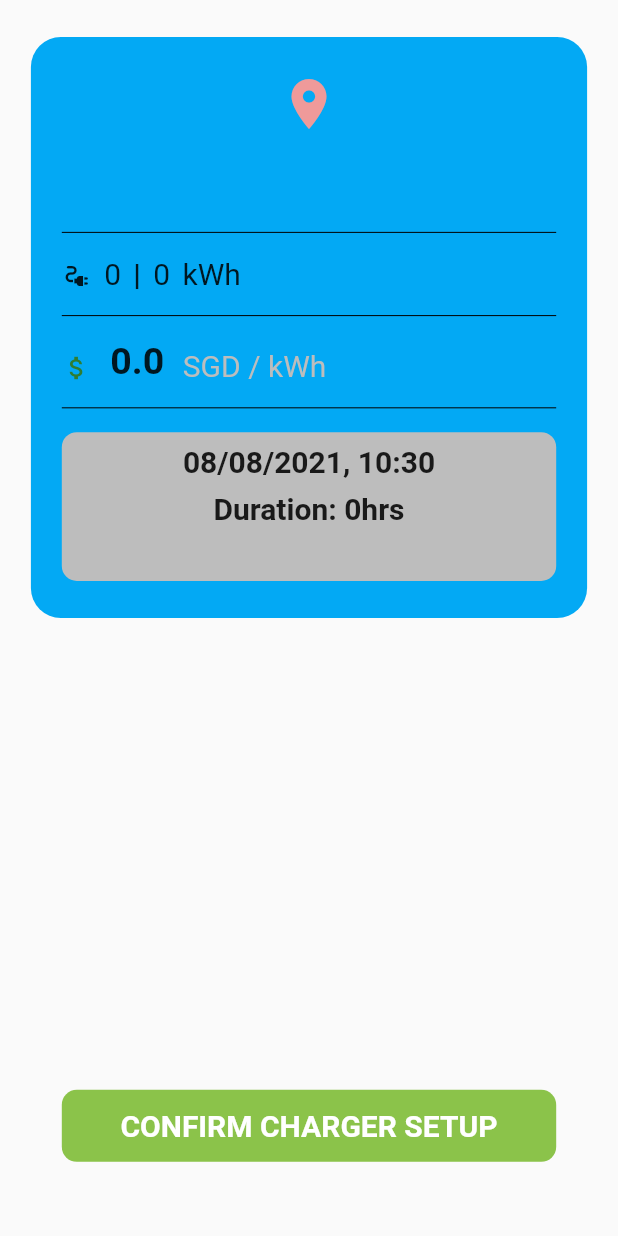
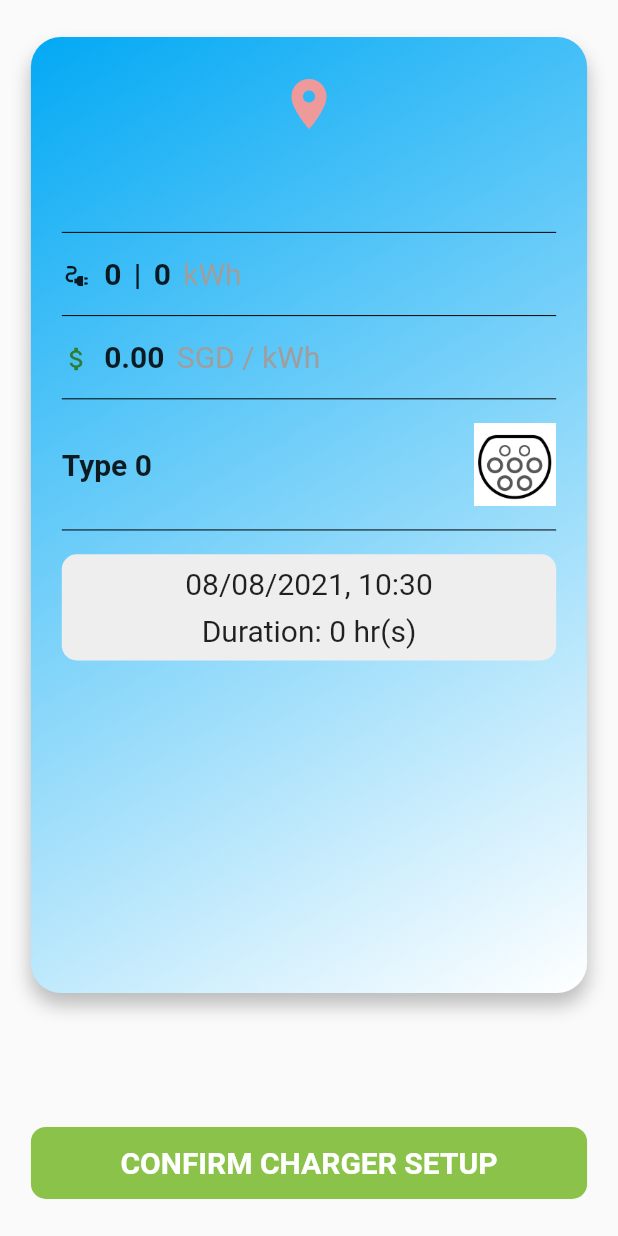
Before and after one commit to xRossKoh/chargEV, a Flutter app: the SetUpConfirmation screen opened directly with empty values, on a phone screen of 412 x 824 dp. Run offline on Flutter 3.47's test engine with Material 2 defaults, Android fonts, the phone set to English and light mode, and no system bars; our stand-ins replace cloud_firestore, firebase_auth, firebase_core; missing offline and left inert: duration; accounts and stored records are empty.

Commit message:
improved setup confirmation UI improved text alignment and tabbing in app_drawer.dart

```diff
--- a/lib/screens/setup_confirmation.dart
+++ b/lib/screens/setup_confirmation.dart
@@ -1,3 +1,4 @@
+import 'package:flutter/cupertino.dart';
 import 'package:flutter/material.dart';
 import 'package:charg_ev/models/charger.dart';
 import 'package:intl/intl.dart';
@@ -25,22 +26,37 @@ class _SetUpConfirmationState extends State<SetUpConfirmation> {
 
     return Scaffold(
       body: SafeArea(
-        child: Padding(
-          padding: EdgeInsets.fromLTRB(
-              size.width * 0.05, size.height * 0.03, size.width * 0.05, size.height * 0.03),
         child: Column(
           children: [
             Expanded(
+              flex: 5,
               child: Container(
+                width: size.width,
+                margin: EdgeInsets.symmetric(horizontal: size.width * 0.05, vertical: size.height * 0.03),
                 padding: EdgeInsets.symmetric(horizontal: size.width * 0.05, vertical: size.height * 0.03),
                 decoration: BoxDecoration(
-                    color: Colors.lightBlue,
+                  // color: Colors.white,
+                  gradient: LinearGradient(
+                    begin: Alignment.topLeft,
+                    end: Alignment.bottomRight,
+                    colors: [
+                      Colors.lightBlue,
+                      Colors.white,
+                    ],
+                  ),
                   borderRadius: BorderRadius.only(
                     topLeft: Radius.circular(20),
                     topRight: Radius.circular(20),
                     bottomLeft: Radius.circular(20),
                     bottomRight: Radius.circular(20),
                   ),
+                  boxShadow: [
+                    BoxShadow(
+                      offset: Offset(0, 8),
+                      blurRadius: 10,
+                      color: Colors.black.withOpacity(0.25),
+                    ),
+                  ],
                 ),
                 child: Column(
                   children: [
@@ -62,6 +78,7 @@ class _SetUpConfirmationState extends State<SetUpConfirmation> {
                       color: Colors.black,
                     ),
                     SizedBox(height: size.height * 0.01),
+                    // Number of chargers and wattage
                     Row(
                       mainAxisAlignment: MainAxisAlignment.start,
                       crossAxisAlignment: CrossAxisAlignment.end,
@@ -74,6 +91,7 @@ class _SetUpConfirmationState extends State<SetUpConfirmation> {
                         Text(
                           '${charger.total}',
                           style: TextStyle(
+                            fontWeight: FontWeight.bold,
                             fontSize: 20,
                           ),
                         ),
@@ -89,7 +107,8 @@ class _SetUpConfirmationState extends State<SetUpConfirmation> {
                         Text(
                           '${charger.wattage}',
                           style: TextStyle(
-                              fontSize: 20
+                            fontSize: 20,
+                            fontWeight: FontWeight.bold,
                           ),
                         ),
                         SizedBox(width: size.width * 0.02),
@@ -97,6 +116,7 @@ class _SetUpConfirmationState extends State<SetUpConfirmation> {
                           'kWh',
                           style: TextStyle(
                             fontSize: 20,
+                            color: Colors.grey[500],
                           ),
                         ),
                         //TODO can possibly add a fast/slow display
@@ -107,6 +127,7 @@ class _SetUpConfirmationState extends State<SetUpConfirmation> {
                       color: Colors.black,
                     ),
                     SizedBox(height: size.height * 0.01),
+                    // rate
                     Row(
                       mainAxisAlignment: MainAxisAlignment.start,
                       crossAxisAlignment: CrossAxisAlignment.end,
@@ -116,19 +137,19 @@ class _SetUpConfirmationState extends State<SetUpConfirmation> {
                           size: 20,
                           color: Colors.green[800],
                         ),
-                          SizedBox(width: size.width * 0.03),
+                        SizedBox(width: size.width * 0.02),
                         Text(
-                            '${charger.rate}',
+                          charger.rate.toStringAsFixed(2),
                           style: TextStyle(
                             fontWeight: FontWeight.bold,
-                              fontSize: 25,
+                            fontSize: 20,
                           ),
                         ),
-                          SizedBox(width: size.width * 0.03),
+                        SizedBox(width: size.width * 0.02),
                         Text(
                           'SGD / kWh',
                           style: TextStyle(
-                              color: Colors.grey[400],
+                            color: Colors.grey[500],
                             fontSize: 20,
                           ),
                         ),
@@ -139,11 +160,35 @@ class _SetUpConfirmationState extends State<SetUpConfirmation> {
                       color: Colors.black,
                     ),
                     SizedBox(height: size.height * 0.01),
+                    Row(
+                      children: [
                         Expanded(
-                        child: Container(
+                          flex: 5,
+                          child: Text(
+                            'Type ${charger.type}',
+                            style: TextStyle(
+                              fontSize: 20,
+                              fontWeight: FontWeight.bold,
+                            ),
+                          ),
+                        ),
+                        Expanded(
+                          flex: 1,
+                          child: Image.asset(
+                            charger.type == 1? 'assets/Type 1.jpg': 'assets/Type 2.jpg',
+                          ),
+                        ),
+                      ],
+                    ),
+                    SizedBox(height: size.height * 0.01),
+                    Divider(
+                      color: Colors.black,
+                    ),
+                    SizedBox(height: size.height * 0.01),
+                    Container(
                       width: size.width,
                       decoration: BoxDecoration(
-                            color: Colors.grey[400],
+                        color: Colors.grey[200],
                         borderRadius: BorderRadius.only(
                           topLeft: Radius.circular(10),
                           topRight: Radius.circular(10),
@@ -157,20 +202,17 @@ class _SetUpConfirmationState extends State<SetUpConfirmation> {
                           Text(
                             '${DateFormat('dd/MM/yyyy, kk:mm').format(charger.datetime)}',
                             style: TextStyle(
-                                  fontWeight: FontWeight.bold,
                               fontSize: 20,
                             ),
                           ),
                           SizedBox(height: size.height * 0.01),
                           Text(
-                                'Duration: ${charger.duration}hrs',
+                            'Duration: ${charger.duration} hr(s)',
                             style: TextStyle(
-                                  fontWeight: FontWeight.bold,
                               fontSize: 20,
                             ),
                           ),
                         ],
-                          ),
                       ),
                     ),
                   ],
@@ -216,7 +258,6 @@ class _SetUpConfirmationState extends State<SetUpConfirmation> {
           ],
         ),
       ),
-      ),
     );
   }
 }
```
Also changed, not shown: lib/components/app_drawer.dart (+6 -3 lines). Lines whose indentation alone changed are shown as unchanged.
